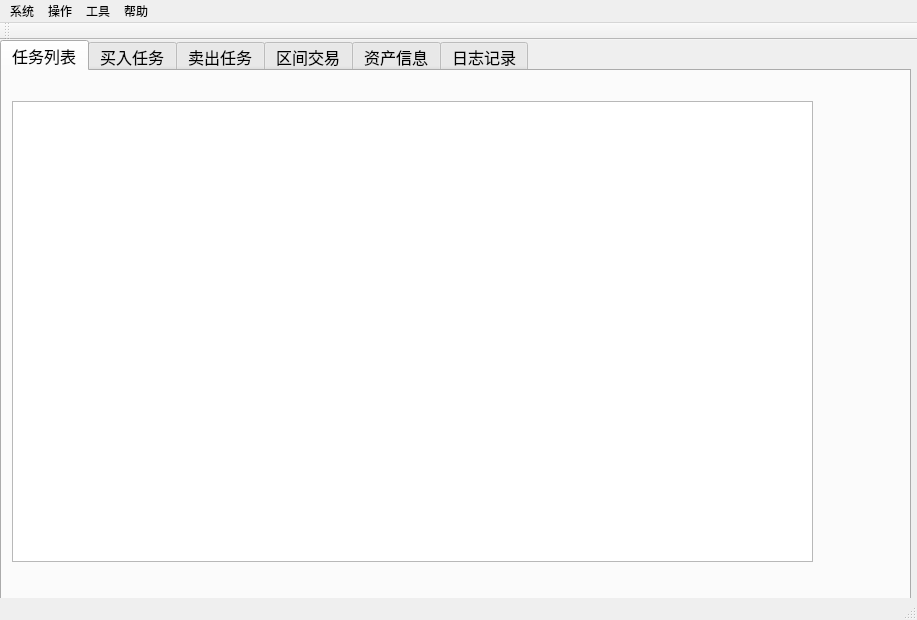
Above: TradeWinner/trade_winner.ui from spartawwy/mytrd_proj before the change. Below: the same form after it.
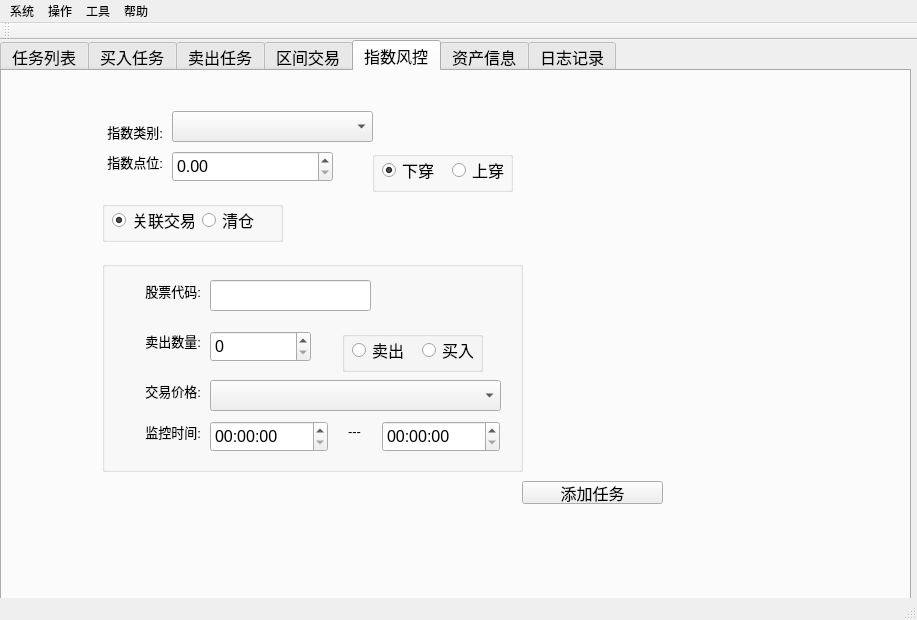
That is the form after the change.

Commit message: add index trade

The edit to the form file:
```diff
--- a/TradeWinner/trade_winner.ui
+++ b/TradeWinner/trade_winner.ui
@@ -29,7 +29,7 @@
      </font>
     </property>
     <property name="currentIndex">
-     <number>0</number>
+     <number>4</number>
     </property>
     <property name="iconSize">
      <size>
@@ -2044,6 +2044,383 @@
       </property>
      </widget>
     </widget>
+    <widget class="QWidget" name="tab_stkindex_task">
+     <attribute name="title">
+      <string>指数风控</string>
+     </attribute>
+     <widget class="QComboBox" name="combox_stkindex">
+      <property name="geometry">
+       <rect>
+        <x>170</x>
+        <y>40</y>
+        <width>201</width>
+        <height>31</height>
+       </rect>
+      </property>
+     </widget>
+     <widget class="QLabel" name="label_index_kind">
+      <property name="geometry">
+       <rect>
+        <x>90</x>
+        <y>50</y>
+        <width>71</width>
+        <height>21</height>
+       </rect>
+      </property>
+      <property name="font">
+       <font>
+        <pointsize>10</pointsize>
+       </font>
+      </property>
+      <property name="text">
+       <string>指数类别:</string>
+      </property>
+      <property name="alignment">
+       <set>Qt::AlignRight|Qt::AlignTrailing|Qt::AlignVCenter</set>
+      </property>
+     </widget>
+     <widget class="QGroupBox" name="grp_reltrade">
+      <property name="geometry">
+       <rect>
+        <x>100</x>
+        <y>190</y>
+        <width>421</width>
+        <height>211</height>
+       </rect>
+      </property>
+      <property name="title">
+       <string/>
+      </property>
+      <widget class="QLabel" name="label_time_mid_2">
+       <property name="geometry">
+        <rect>
+         <x>238</x>
+         <y>160</y>
+         <width>21</width>
+         <height>21</height>
+        </rect>
+       </property>
+       <property name="font">
+        <font>
+         <pointsize>10</pointsize>
+        </font>
+       </property>
+       <property name="text">
+        <string>---</string>
+       </property>
+       <property name="alignment">
+        <set>Qt::AlignRight|Qt::AlignTrailing|Qt::AlignVCenter</set>
+       </property>
+      </widget>
+      <widget class="QTimeEdit" name="indtrd_timeEdit_begin">
+       <property name="geometry">
+        <rect>
+         <x>108</x>
+         <y>160</y>
+         <width>118</width>
+         <height>31</height>
+        </rect>
+       </property>
+      </widget>
+      <widget class="QTimeEdit" name="indtrd_timeEdit_end">
+       <property name="geometry">
+        <rect>
+         <x>280</x>
+         <y>160</y>
+         <width>118</width>
+         <height>31</height>
+        </rect>
+       </property>
+      </widget>
+      <widget class="QLabel" name="label_sell_num_2">
+       <property name="geometry">
+        <rect>
+         <x>8</x>
+         <y>69</y>
+         <width>91</width>
+         <height>21</height>
+        </rect>
+       </property>
+       <property name="font">
+        <font>
+         <pointsize>10</pointsize>
+        </font>
+       </property>
+       <property name="text">
+        <string>卖出数量:</string>
+       </property>
+       <property name="alignment">
+        <set>Qt::AlignRight|Qt::AlignTrailing|Qt::AlignVCenter</set>
+       </property>
+      </widget>
+      <widget class="QSpinBox" name="spinBox_indtrd_quantity">
+       <property name="geometry">
+        <rect>
+         <x>108</x>
+         <y>70</y>
+         <width>101</width>
+         <height>31</height>
+        </rect>
+       </property>
+      </widget>
+      <widget class="QLabel" name="label_stock_3">
+       <property name="geometry">
+        <rect>
+         <x>28</x>
+         <y>19</y>
+         <width>71</width>
+         <height>21</height>
+        </rect>
+       </property>
+       <property name="font">
+        <font>
+         <pointsize>10</pointsize>
+        </font>
+       </property>
+       <property name="text">
+        <string>股票代码:</string>
+       </property>
+       <property name="alignment">
+        <set>Qt::AlignRight|Qt::AlignTrailing|Qt::AlignVCenter</set>
+       </property>
+      </widget>
+      <widget class="QComboBox" name="indtrd_trd_price_level">
+       <property name="geometry">
+        <rect>
+         <x>108</x>
+         <y>119</y>
+         <width>291</width>
+         <height>31</height>
+        </rect>
+       </property>
+      </widget>
+      <widget class="QLineEdit" name="le_indtrd_stock">
+       <property name="geometry">
+        <rect>
+         <x>108</x>
+         <y>19</y>
+         <width>161</width>
+         <height>31</height>
+        </rect>
+       </property>
+      </widget>
+      <widget class="QLabel" name="label_monitor_2">
+       <property name="geometry">
+        <rect>
+         <x>8</x>
+         <y>160</y>
+         <width>91</width>
+         <height>21</height>
+        </rect>
+       </property>
+       <property name="font">
+        <font>
+         <pointsize>10</pointsize>
+        </font>
+       </property>
+       <property name="text">
+        <string>监控时间:</string>
+       </property>
+       <property name="alignment">
+        <set>Qt::AlignRight|Qt::AlignTrailing|Qt::AlignVCenter</set>
+       </property>
+      </widget>
+      <widget class="QLabel" name="label_price_level_4">
+       <property name="geometry">
+        <rect>
+         <x>8</x>
+         <y>119</y>
+         <width>91</width>
+         <height>21</height>
+        </rect>
+       </property>
+       <property name="font">
+        <font>
+         <pointsize>10</pointsize>
+        </font>
+       </property>
+       <property name="text">
+        <string>交易价格:</string>
+       </property>
+       <property name="alignment">
+        <set>Qt::AlignRight|Qt::AlignTrailing|Qt::AlignVCenter</set>
+       </property>
+      </widget>
+      <widget class="QGroupBox" name="grp_choice_bs">
+       <property name="geometry">
+        <rect>
+         <x>240</x>
+         <y>70</y>
+         <width>141</width>
+         <height>41</height>
+        </rect>
+       </property>
+       <property name="title">
+        <string/>
+       </property>
+       <widget class="QRadioButton" name="radioBtn_sell">
+        <property name="geometry">
+         <rect>
+          <x>10</x>
+          <y>10</y>
+          <width>61</width>
+          <height>18</height>
+         </rect>
+        </property>
+        <property name="text">
+         <string>卖出</string>
+        </property>
+       </widget>
+       <widget class="QRadioButton" name="radioBtn_buy">
+        <property name="geometry">
+         <rect>
+          <x>80</x>
+          <y>10</y>
+          <width>51</width>
+          <height>18</height>
+         </rect>
+        </property>
+        <property name="text">
+         <string>买入</string>
+        </property>
+       </widget>
+      </widget>
+     </widget>
+     <widget class="QGroupBox" name="grp_updownkind">
+      <property name="geometry">
+       <rect>
+        <x>370</x>
+        <y>80</y>
+        <width>141</width>
+        <height>41</height>
+       </rect>
+      </property>
+      <property name="title">
+       <string/>
+      </property>
+      <widget class="QRadioButton" name="radiobtn_down">
+       <property name="geometry">
+        <rect>
+         <x>10</x>
+         <y>10</y>
+         <width>82</width>
+         <height>18</height>
+        </rect>
+       </property>
+       <property name="text">
+        <string>下穿</string>
+       </property>
+       <property name="checked">
+        <bool>true</bool>
+       </property>
+      </widget>
+      <widget class="QRadioButton" name="radiobtn_up">
+       <property name="geometry">
+        <rect>
+         <x>80</x>
+         <y>10</y>
+         <width>61</width>
+         <height>18</height>
+        </rect>
+       </property>
+       <property name="text">
+        <string>上穿</string>
+       </property>
+      </widget>
+     </widget>
+     <widget class="QLabel" name="label_index_pos">
+      <property name="geometry">
+       <rect>
+        <x>90</x>
+        <y>80</y>
+        <width>71</width>
+        <height>21</height>
+       </rect>
+      </property>
+      <property name="font">
+       <font>
+        <pointsize>10</pointsize>
+       </font>
+      </property>
+      <property name="text">
+       <string>指数点位:</string>
+      </property>
+      <property name="alignment">
+       <set>Qt::AlignRight|Qt::AlignTrailing|Qt::AlignVCenter</set>
+      </property>
+     </widget>
+     <widget class="QDoubleSpinBox" name="dbspbox_index_val">
+      <property name="geometry">
+       <rect>
+        <x>170</x>
+        <y>80</y>
+        <width>161</width>
+        <height>31</height>
+       </rect>
+      </property>
+      <property name="decimals">
+       <number>2</number>
+      </property>
+      <property name="maximum">
+       <double>999.990000000000009</double>
+      </property>
+     </widget>
+     <widget class="QGroupBox" name="groupBox_kind_choice">
+      <property name="geometry">
+       <rect>
+        <x>100</x>
+        <y>130</y>
+        <width>181</width>
+        <height>41</height>
+       </rect>
+      </property>
+      <property name="title">
+       <string/>
+      </property>
+      <widget class="QRadioButton" name="radiobtn_clearall">
+       <property name="geometry">
+        <rect>
+         <x>100</x>
+         <y>10</y>
+         <width>71</width>
+         <height>18</height>
+        </rect>
+       </property>
+       <property name="text">
+        <string>清仓</string>
+       </property>
+      </widget>
+      <widget class="QRadioButton" name="radiobtn_reltrade">
+       <property name="geometry">
+        <rect>
+         <x>10</x>
+         <y>10</y>
+         <width>82</width>
+         <height>18</height>
+        </rect>
+       </property>
+       <property name="text">
+        <string>关联交易</string>
+       </property>
+       <property name="checked">
+        <bool>true</bool>
+       </property>
+      </widget>
+     </widget>
+     <widget class="QPushButton" name="pbtn_add_indtrd_task">
+      <property name="geometry">
+       <rect>
+        <x>520</x>
+        <y>410</y>
+        <width>141</width>
+        <height>23</height>
+       </rect>
+      </property>
+      <property name="text">
+       <string>添加任务</string>
+      </property>
+     </widget>
+    </widget>
     <widget class="QWidget" name="tab_capital">
      <attribute name="title">
       <string>资产信息</string>
```
The commit also changes 4 other files.
